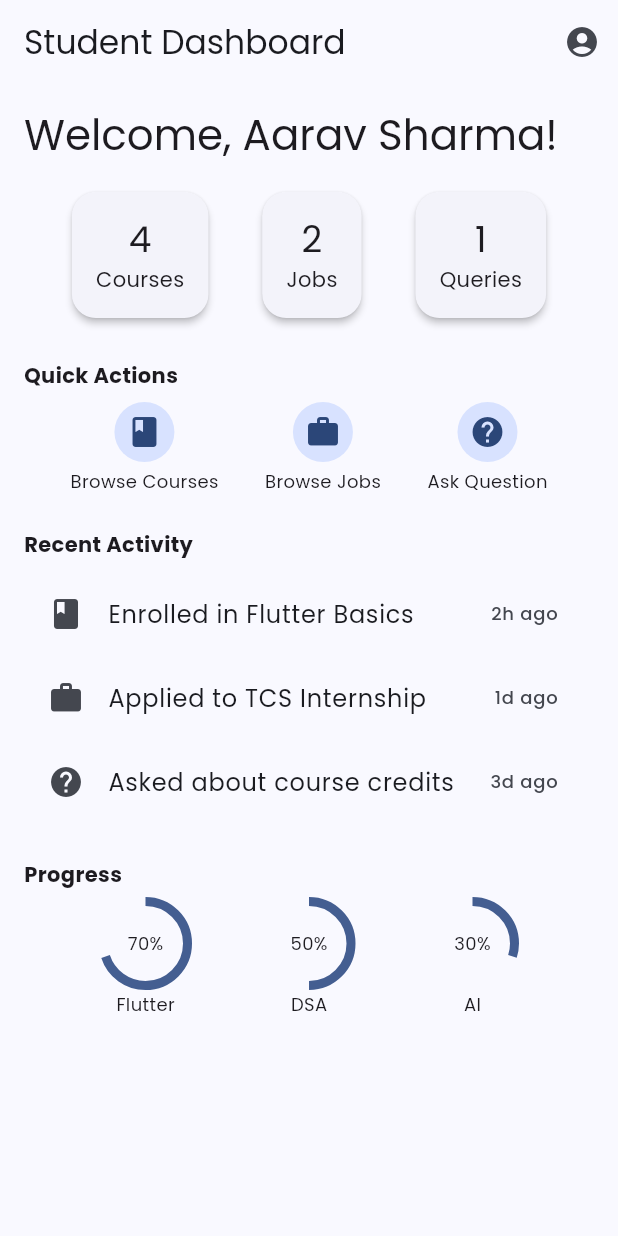
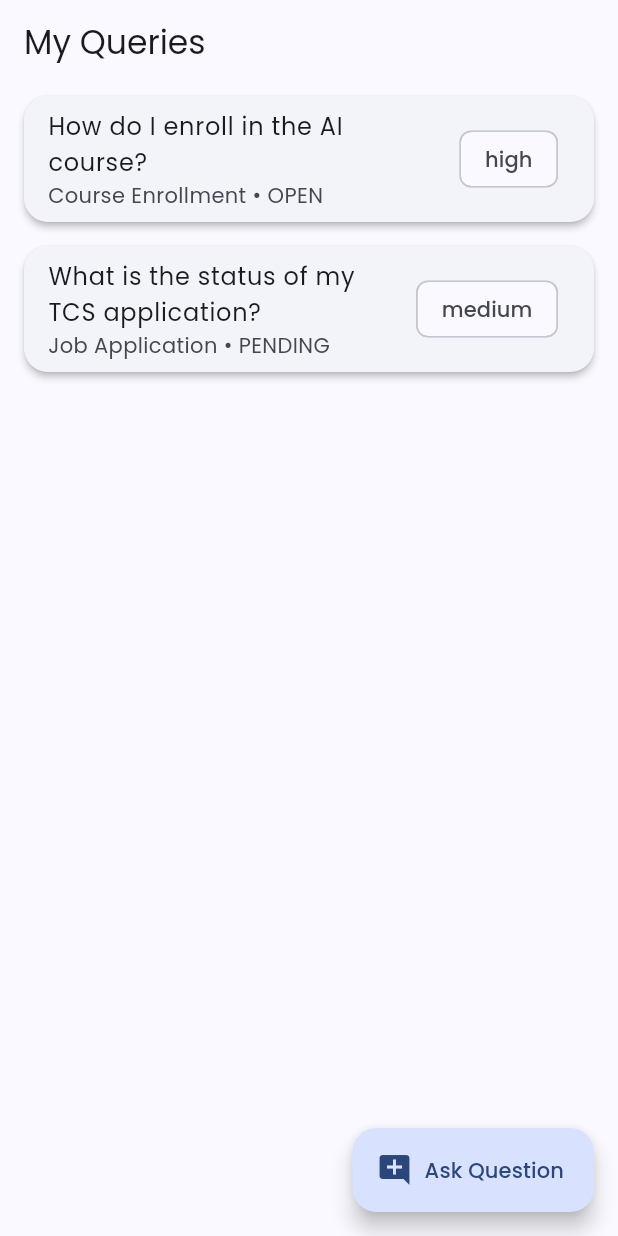
Before and after one commit to Anirudh-RedLion/student_profile_management, a Flutter app: the screen it shows after launch, after a tap on "Aarav Sharma", after a tap on "Ask Question", on a phone screen of 412 x 824 dp. Run offline on Flutter 3.47's test engine with Material 3 defaults, Android fonts, the phone set to English and light mode, and no system bars; our stand-ins replace go_router, google_fonts; accounts and stored records are empty; network calls fail.

Commit message:
query section

```diff
--- /dev/null
+++ b/assets/data/queries.json
@@ -0,0 +1,36 @@
+[
+  {
+    "id": "q1",
+    "student": "Aarav Sharma",
+    "category": "Course Enrollment",
+    "status": "open",
+    "priority": "high",
+    "question": "How do I enroll in the AI course?",
+    "responses": [
+      {"by": "HR", "message": "Go to the course catalog and click enroll.", "time": "2024-07-20 10:00"}
+    ]
+  },
+  {
+    "id": "q2",
+    "student": "Aarav Sharma",
+    "category": "Job Application",
+    "status": "pending",
+    "priority": "medium",
+    "question": "What is the status of my TCS application?",
+    "responses": [
+      {"by": "HR", "message": "Your application is under review.", "time": "2024-07-20 11:00"}
+    ]
+  },
+  {
+    "id": "q3",
+    "student": "Priya Nair",
+    "category": "Finance",
+    "status": "resolved",
+    "priority": "low",
+    "question": "When will the fee receipt be available?",
+    "responses": [
+      {"by": "Finance", "message": "Receipts will be available by end of this week.", "time": "2024-07-19 09:00"},
+      {"by": "Priya Nair", "message": "Thank you!", "time": "2024-07-19 09:30"}
+    ]
+  }
+]
--- a/lib/core/router.dart
+++ b/lib/core/router.dart
@@ -8,6 +8,7 @@ import '../features/dashboard/student_dashboard_screen.dart';
 import '../features/profile/profile_screen.dart';
 import '../features/courses/course_catalog_screen.dart';
 import '../features/jobs/job_listings_screen.dart';
+import '../features/queries/query_list_screen.dart';
 
 class AppRouter {
   static final GoRouter router = GoRouter(
@@ -62,6 +63,16 @@ class AppRouter {
           return const JobListingsScreen();
         },
       ),
+      GoRoute(
+        path: '/queries',
+        builder: (context, state) {
+          final auth = Provider.of<AuthProvider>(context);
+          if (!auth.isLoggedIn) {
+            return const LoginScreen();
+          }
+          return const QueryListScreen();
+        },
+      ),
     ],
   );
 }
--- a/lib/features/dashboard/student_dashboard_screen.dart
+++ b/lib/features/dashboard/student_dashboard_screen.dart
@@ -108,6 +108,8 @@ class _QuickAction extends StatelessWidget {
           GoRouter.of(context).go('/courses');
         } else if (label == 'Browse Jobs') {
           GoRouter.of(context).go('/jobs');
+        } else if (label == 'Ask Question') {
+          GoRouter.of(context).go('/queries');
         }
       },
       child: Column(
--- /dev/null
+++ b/lib/features/queries/query_list_screen.dart
@@ -0,0 +1,198 @@
+import 'dart:convert';
+import 'package:flutter/material.dart';
+import 'package:flutter/services.dart';
+import '../../shared/models/query.dart';
+import 'query_detail_screen.dart';
+
+class QueryListScreen extends StatefulWidget {
+  const QueryListScreen({super.key});
+
+  @override
+  State<QueryListScreen> createState() => _QueryListScreenState();
+}
+
+class _QueryListScreenState extends State<QueryListScreen> {
+  List<SupportQuery> _queries = [];
+  bool _loading = true;
+
+  @override
+  void initState() {
+    super.initState();
+    _loadQueries();
+  }
+
+  Future<void> _loadQueries() async {
+    setState(() => _loading = true);
+    await Future.delayed(const Duration(seconds: 1)); // Simulate network delay
+    final data = await rootBundle.loadString('assets/data/queries.json');
+    final List<dynamic> jsonList = json.decode(data);
+    // Only show queries for the current student (mock: 'Aarav Sharma')
+    _queries = jsonList.map((e) => SupportQuery.fromJson(e)).where((q) => q.student == 'Aarav Sharma').toList();
+    setState(() => _loading = false);
+  }
+
+  void _createQuery() async {
+    final newQuery = await showDialog<SupportQuery>(
+      context: context,
+      builder: (context) => _QueryCreationDialog(student: 'Aarav Sharma'),
+    );
+    if (newQuery != null) {
+      setState(() {
+        _queries.insert(0, newQuery);
+      });
+      ScaffoldMessenger.of(context).showSnackBar(const SnackBar(content: Text('Query submitted!')));
+    }
+  }
+
+  @override
+  Widget build(BuildContext context) {
+    return Scaffold(
+      appBar: AppBar(title: const Text('My Queries')),
+      body: _loading
+          ? ListView.builder(
+              itemCount: 6,
+              itemBuilder: (context, i) => const _QuerySkeleton(),
+            )
+          : _queries.isEmpty
+              ? const Center(child: Text('No queries found.'))
+              : ListView.builder(
+                  itemCount: _queries.length,
+                  itemBuilder: (context, i) => _QueryCard(
+                    query: _queries[i],
+                    onTap: () async {
+                      final updated = await Navigator.of(context).push<String>(
+                        MaterialPageRoute(
+                          builder: (_) => QueryDetailScreen(
+                            query: _queries[i],
+                            onAddResponse: (msg) {},
+                          ),
+                        ),
+                      );
+                      if (updated != null) setState(() {});
+                    },
+                  ),
+                ),
+      floatingActionButton: FloatingActionButton.extended(
+        icon: const Icon(Icons.add_comment),
+        label: const Text('Ask Question'),
+        onPressed: _createQuery,
+      ),
+    );
+  }
+}
+
+class _QueryCard extends StatelessWidget {
+  final SupportQuery query;
+  final VoidCallback? onTap;
+  const _QueryCard({required this.query, this.onTap});
+  @override
+  Widget build(BuildContext context) {
+    return Card(
+      margin: const EdgeInsets.symmetric(horizontal: 16, vertical: 8),
+      shape: RoundedRectangleBorder(borderRadius: BorderRadius.circular(16)),
+      child: ListTile(
+        title: Text(query.question),
+        subtitle: Text('${query.category} • ${query.status.toUpperCase()}'),
+        trailing: Chip(label: Text(query.priority)),
+        onTap: onTap,
+      ),
+    );
+  }
+}
+
+class _QuerySkeleton extends StatelessWidget {
+  const _QuerySkeleton();
+  @override
+  Widget build(BuildContext context) {
+    return Card(
+      margin: const EdgeInsets.symmetric(horizontal: 16, vertical: 8),
+      shape: RoundedRectangleBorder(borderRadius: BorderRadius.circular(16)),
+      child: ListTile(
+        title: Container(height: 16, width: 100, color: Colors.grey.shade300),
+        subtitle: Container(height: 12, width: 60, color: Colors.grey.shade200),
+        trailing: Container(height: 16, width: 40, color: Colors.grey.shade200),
+      ),
+    );
+  }
+}
+
+class _QueryCreationDialog extends StatefulWidget {
+  final String student;
+  const _QueryCreationDialog({required this.student});
+  @override
+  State<_QueryCreationDialog> createState() => _QueryCreationDialogState();
+}
+
+class _QueryCreationDialogState extends State<_QueryCreationDialog> {
+  final _formKey = GlobalKey<FormState>();
+  String _category = 'Course Enrollment';
+  String _priority = 'medium';
+  String _question = '';
+
+  @override
+  Widget build(BuildContext context) {
+    return AlertDialog(
+      title: const Text('Ask a Question'),
+      content: Form(
+        key: _formKey,
+        child: Column(
+          mainAxisSize: MainAxisSize.min,
+          children: [
+            DropdownButtonFormField<String>(
+              value: _category,
+              items: const [
+                DropdownMenuItem(value: 'Course Enrollment', child: Text('Course Enrollment')),
+                DropdownMenuItem(value: 'Job Application', child: Text('Job Application')),
+                DropdownMenuItem(value: 'Finance', child: Text('Finance')),
+                DropdownMenuItem(value: 'Other', child: Text('Other')),
+              ],
+              onChanged: (v) => setState(() => _category = v!),
+              decoration: const InputDecoration(labelText: 'Category'),
+            ),
+            DropdownButtonFormField<String>(
+              value: _priority,
+              items: const [
+                DropdownMenuItem(value: 'high', child: Text('High')),
+                DropdownMenuItem(value: 'medium', child: Text('Medium')),
+                DropdownMenuItem(value: 'low', child: Text('Low')),
+              ],
+              onChanged: (v) => setState(() => _priority = v!),
+              decoration: const InputDecoration(labelText: 'Priority'),
+            ),
+            TextFormField(
+              decoration: const InputDecoration(labelText: 'Your Question'),
+              validator: (v) => v == null || v.isEmpty ? 'Please enter your question' : null,
+              onSaved: (v) => _question = v!,
+              maxLines: 2,
+            ),
+          ],
+        ),
+      ),
+      actions: [
+        TextButton(
+          onPressed: () => Navigator.of(context).pop(),
+          child: const Text('Cancel'),
+        ),
+        ElevatedButton(
+          onPressed: () {
+            if (_formKey.currentState!.validate()) {
+              _formKey.currentState!.save();
+              Navigator.of(context).pop(
+                SupportQuery(
+                  id: DateTime.now().millisecondsSinceEpoch.toString(),
+                  student: widget.student,
+                  category: _category,
+                  status: 'open',
+                  priority: _priority,
+                  question: _question,
+                  responses: [],
+                ),
+              );
+            }
+          },
+          child: const Text('Submit'),
+        ),
+      ],
+    );
+  }
+}
--- /dev/null
+++ b/lib/shared/models/query.dart
@@ -0,0 +1,47 @@
+class QueryResponse {
+  final String by;
+  final String message;
+  final String time;
+
+  QueryResponse({required this.by, required this.message, required this.time});
+
+  factory QueryResponse.fromJson(Map<String, dynamic> json) {
+    return QueryResponse(
+      by: json['by'],
+      message: json['message'],
+      time: json['time'],
+    );
+  }
+}
+
+class SupportQuery {
+  final String id;
+  final String student;
+  final String category;
+  final String status;
+  final String priority;
+  final String question;
+  final List<QueryResponse> responses;
+
+  SupportQuery({
+    required this.id,
+    required this.student,
+    required this.category,
+    required this.status,
+    required this.priority,
+    required this.question,
+    required this.responses,
+  });
+
+  factory SupportQuery.fromJson(Map<String, dynamic> json) {
+    return SupportQuery(
+      id: json['id'],
+      student: json['student'],
+      category: json['category'],
+      status: json['status'],
+      priority: json['priority'],
+      question: json['question'],
+      responses: (json['responses'] as List<dynamic>?)?.map((e) => QueryResponse.fromJson(e)).toList() ?? [],
+    );
+  }
+}
--- a/pubspec.yaml
+++ b/pubspec.yaml
@@ -61,6 +61,7 @@ flutter:
   assets:
     - assets/data/courses.json
     - assets/data/jobs.json
+    - assets/data/queries.json
 
   # To add assets to your application, add an assets section, like this:
   # assets:
```
Also changed, not shown: lib/features/queries/query_detail_screen.dart (added, +97 -0 lines).
